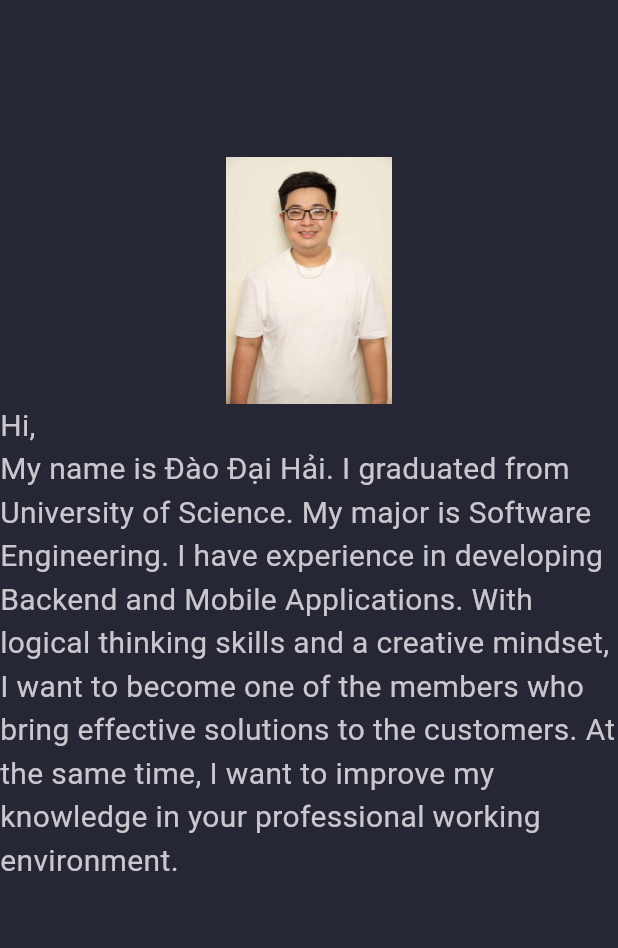
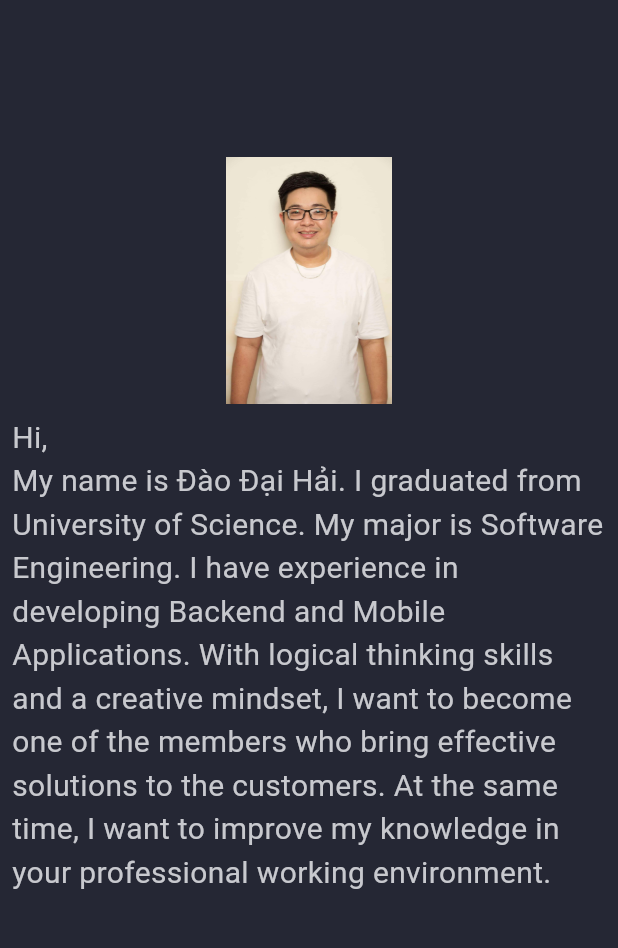
Before and after one commit to DaodaihaiCrays/porfolio, a Flutter app: the screen it shows after launch, on a phone screen of 412 x 824 dp, the part 83-1031 px from its top. Run offline on Flutter 3.47's test engine with Material 3 defaults, Android fonts, the phone set to English and light mode, and no system bars; our stand-ins replace flutter_svg.

Commit message:
add padding

```diff
--- a/lib/pages/home_page.dart
+++ b/lib/pages/home_page.dart
@@ -110,7 +110,9 @@ class _HomePageState extends State<HomePage> {
                         ),
                       ),
                       SizedBox(height: 20),
-                      Text(
+                      Padding(
+                        padding: const EdgeInsets.all(8.0),
+                        child: Text(
                           "University of Science - Vietnam National University | Vietnam",
                           style: TextStyle(
                             fontSize: 30,
@@ -118,13 +120,17 @@ class _HomePageState extends State<HomePage> {
                             color: Colors.white,
                           ),
                         ),
+                      ),
                       SizedBox(height: 20),
-                      Text(
+                      Padding(
+                        padding: const EdgeInsets.all(8.0),
+                        child: Text(
                           "Bachelor of Science in Information Technology | 2020 - 2024",
                           style: TextStyle(
                             fontSize: 20,
                             fontWeight: FontWeight.bold,
                             color: Colors.white,
+                          ),
                         ),
                       ),
                     ],
--- a/lib/widgets/main_mobile.dart
+++ b/lib/widgets/main_mobile.dart
@@ -23,7 +23,9 @@ class MainMobile extends StatelessWidget {
             ),
           ),
 
-          Text(
+          Padding(
+            padding: const EdgeInsets.all(8.0),
+            child: Text(
               "Hi,\n"
                   "My name is Đào Đại Hải. I graduated from University of Science. My major is Software Engineering. "
                   "I have experience in developing Backend and Mobile Applications. "
@@ -35,6 +37,7 @@ class MainMobile extends StatelessWidget {
                 color: CustomColor.textFieldBg,
               ),
             ),
+          ),
         ],
       ),
     );
```
Lines whose indentation alone changed are shown as unchanged.
